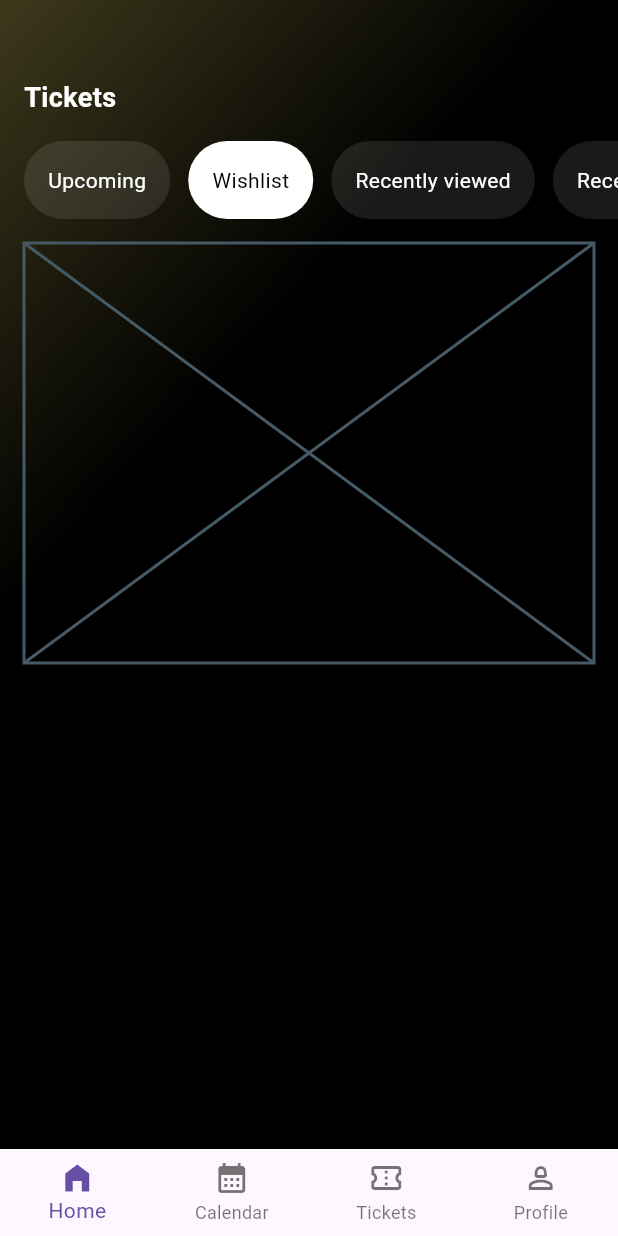
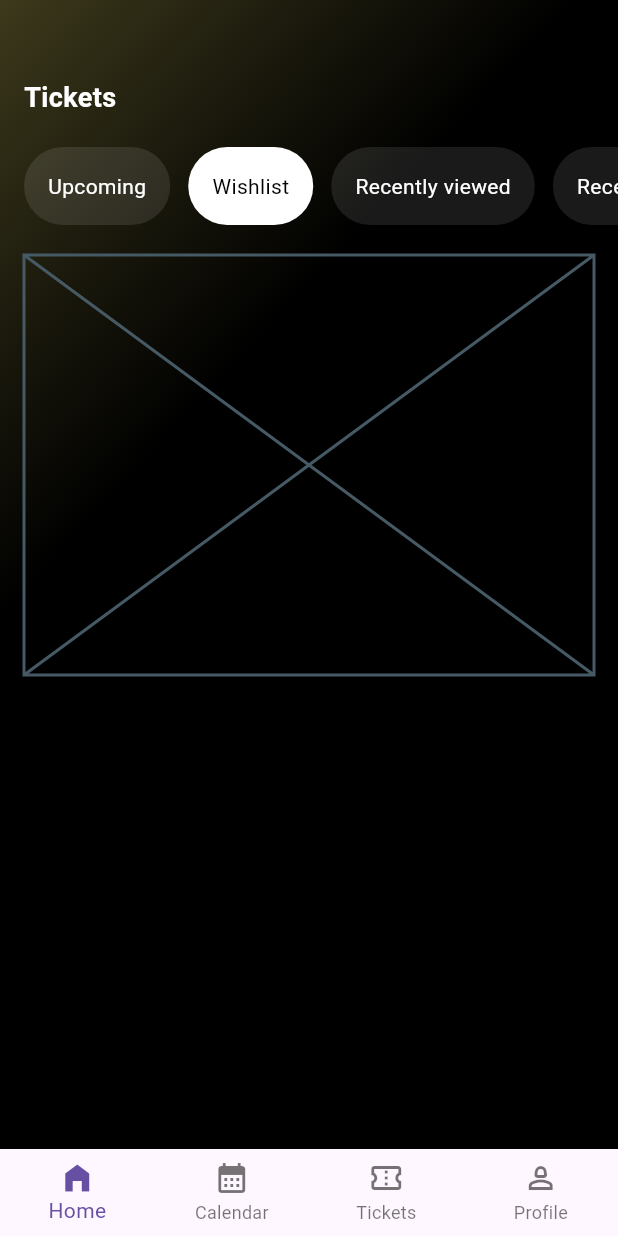
Before and after one commit to JAICHANGPARK/flutter_notebook_chapter_43, a Flutter app: the EventHomePage screen opened directly, on a phone screen of 412 x 824 dp. Run offline on Flutter 3.47's test engine with Material 3 defaults, Android fonts, the phone set to English and light mode, and no system bars; our stand-ins replace gap, hugeicons, percent_indicator.

Commit message:
Update event_home_page.dart

```diff
--- a/lib/ep2186_event_app/ui/event_home_page.dart
+++ b/lib/ep2186_event_app/ui/event_home_page.dart
@@ -35,7 +35,7 @@ class _EventHomePageState extends State<EventHomePage> {
             child: SafeArea(
               child: Column(
                 crossAxisAlignment: CrossAxisAlignment.start,
-                spacing: 16,
+                spacing: 20,
                 children: [
                   Text(
                     "Tickets",
```
